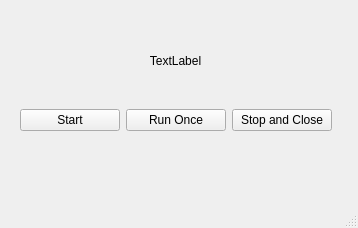
The window that downloadsorganizer/gui.ui (TheChiefMeat/downloads-organizer) describes before a commit, drawn with Qt 5.
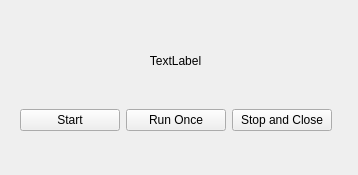
The same window after the commit.

Commit message: Added new minimum size Added RunOnce button

Patch:
```diff
--- a/downloadsorganizer/gui.ui
+++ b/downloadsorganizer/gui.ui
@@ -7,9 +7,21 @@
     <x>0</x>
     <y>0</y>
     <width>358</width>
-    <height>228</height>
+    <height>175</height>
    </rect>
   </property>
+  <property name="minimumSize">
+   <size>
+    <width>358</width>
+    <height>175</height>
+   </size>
+  </property>
+  <property name="maximumSize">
+   <size>
+    <width>358</width>
+    <height>175</height>
+   </size>
+  </property>
   <property name="windowTitle">
    <string>Download Organizer</string>
   </property>
@@ -76,17 +88,6 @@
     </property>
    </widget>
   </widget>
-  <widget class="QMenuBar" name="menubar">
-   <property name="geometry">
-    <rect>
-     <x>0</x>
-     <y>0</y>
-     <width>358</width>
-     <height>30</height>
-    </rect>
-   </property>
-  </widget>
-  <widget class="QStatusBar" name="statusbar"/>
  </widget>
  <resources/>
  <connections/>
```
Left out of the diff: 2 changed lines with no effect on the pictures. The commit also changes 1 other file.
